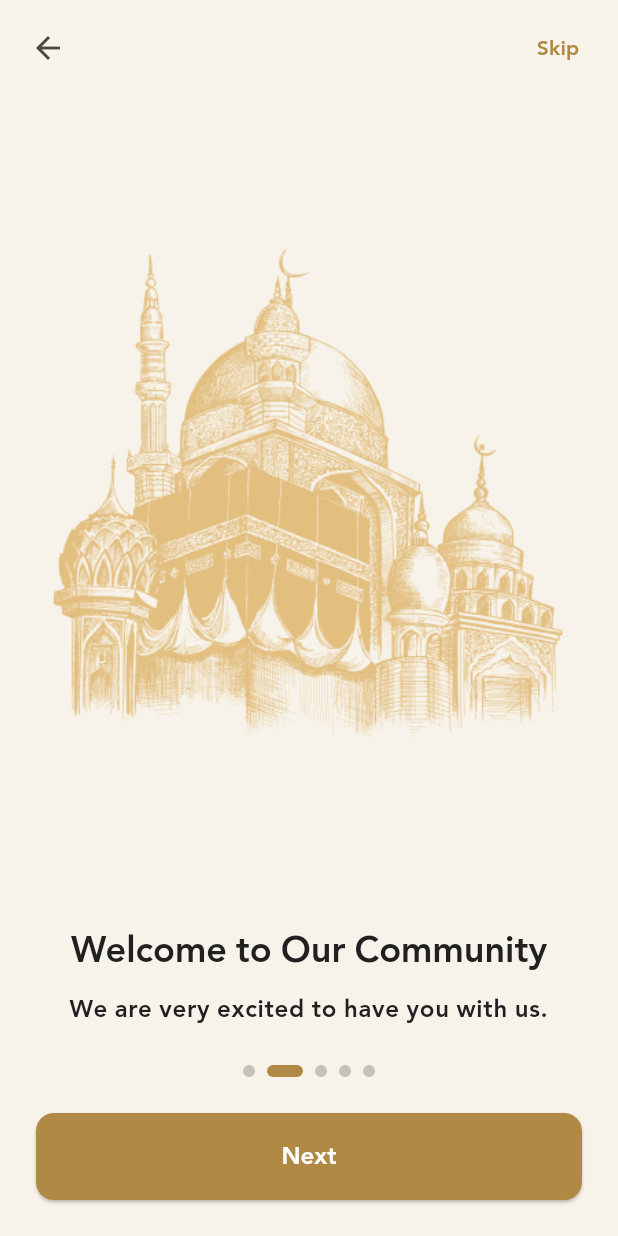
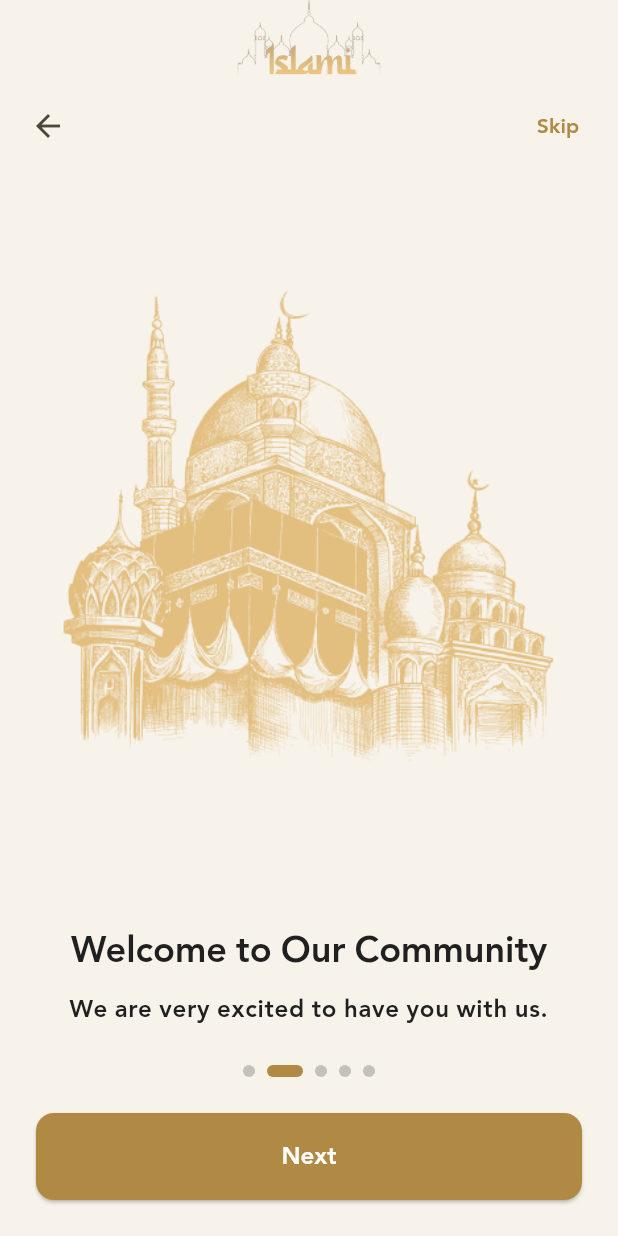
Before and after one commit to MohamedElsay0d/Route-Islami_App, a Flutter app: the screen it shows after launch, swiped to page 2, on a phone screen of 412 x 824 dp. Run offline on Flutter 3.47's test engine with Material 3 defaults, Android fonts, the phone set to English and light mode, and no system bars; our stand-ins replace flutter_screenutil, go_router, shared_preferences.

Commit message:
Add header image to onboarding screen

```diff
--- a/lib/features/onboarding/presentation/onboarding_screen.dart
+++ b/lib/features/onboarding/presentation/onboarding_screen.dart
@@ -1,6 +1,7 @@
 import 'package:flutter/material.dart';
 import 'package:go_router/go_router.dart';
 import 'package:islami_app/app/router.dart';
+import 'package:islami_app/core/constants/app_assets.dart';
 import 'package:islami_app/core/services/sharedpreferences_service.dart';
 import 'package:islami_app/features/onboarding/data/onboarding_repo.dart';
 import 'package:islami_app/features/onboarding/presentation/widgets/dots_indicator.dart';
@@ -59,31 +60,29 @@ class _OnboardingScreenState extends State<OnboardingScreen> {
       body: SafeArea(
         child: Column(
           children: [
+            Image.asset(AppAssets.header, height: 60),
             Padding(
-              padding: const EdgeInsets.symmetric(horizontal: 8, vertical: 8),
+              padding: const EdgeInsets.symmetric(horizontal: 8),
               child: Row(
                 children: [
                   if (_currentIndex > 0)
                     IconButton(
                       onPressed: _previousPage,
                       icon: const Icon(Icons.arrow_back),
-                    )
-                  else
-                    const SizedBox(width: 48),
+                    ),
                   const Spacer(),
-                  isLastPage
-                      ? SizedBox(width: 48)
-                      : TextButton(
-                          onPressed:  _finishOnboarding,
-                          child: const Text('Skip'),
-                        ),
+                  if (!isLastPage)
+                    TextButton(
+                      onPressed: _finishOnboarding,
+                      child: const Text('Skip'),
+                    ),
                 ],
               ),
             ),
             Expanded(
               child: Center(
                 child: ConstrainedBox(
-                  constraints: const BoxConstraints(maxWidth: 480),
+                  constraints: const BoxConstraints(maxWidth: 398),
                   child: PageView.builder(
                     controller: _pageController,
                     itemCount: OnboardingRepo.pages.length,
```
